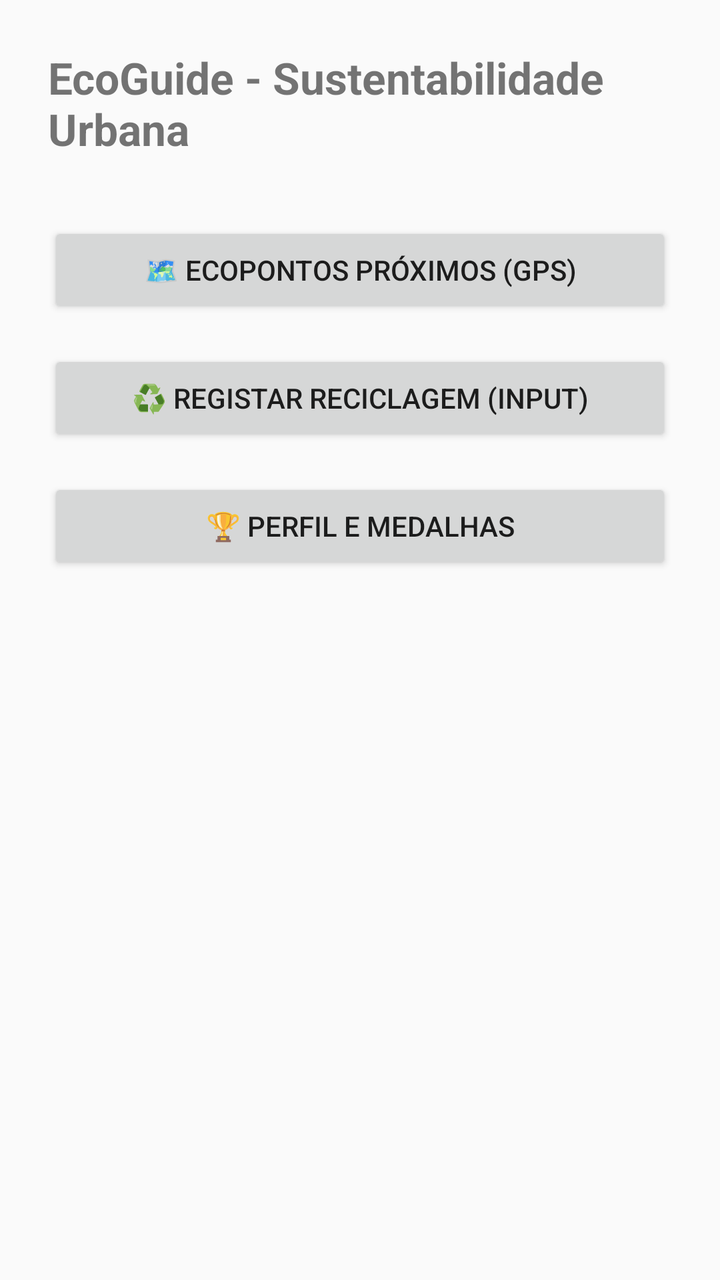
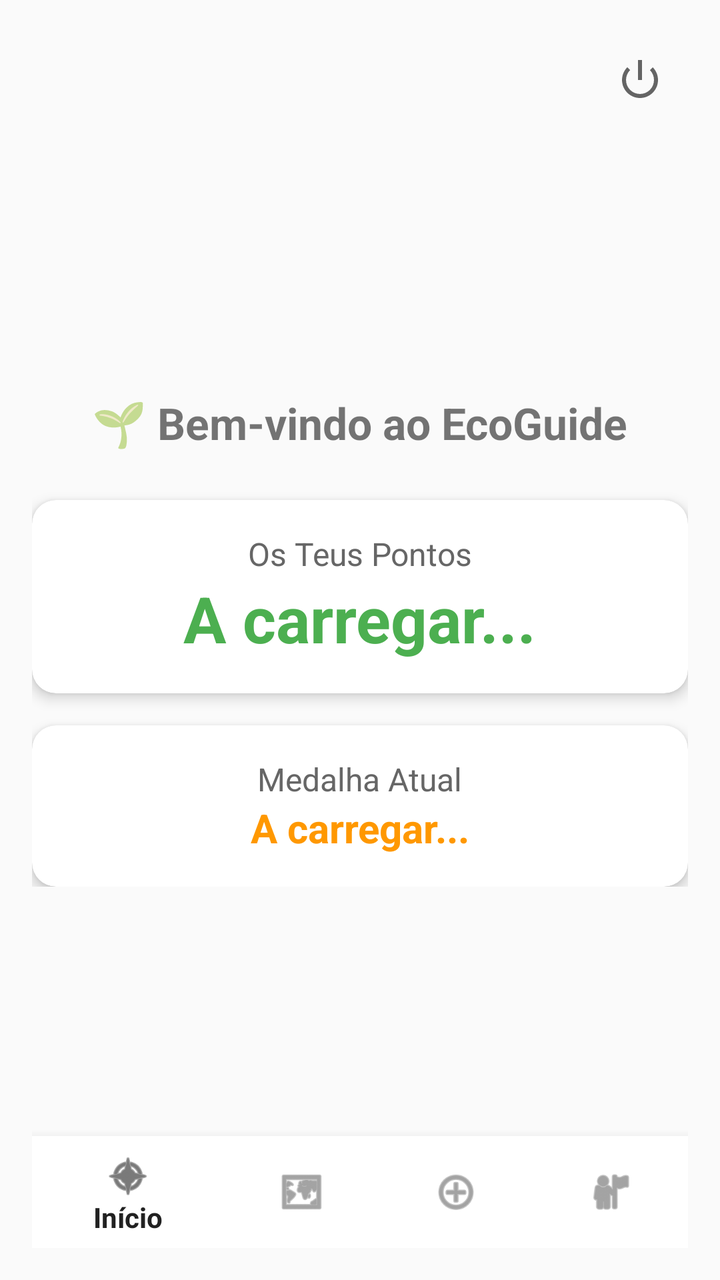

Compare the two renders of this Android layout. The source of the first and the diff that turns it into the second are given below.
<!-- AndroidManifest.xml: application theme Theme.AppCompat.Light.DarkActionBar -->
<!-- res/layout/activity_main.xml -->
<?xml version="1.0" encoding="utf-8"?>
<LinearLayout xmlns:android="http://schemas.android.com/apk/res/android"
              android:layout_width="match_parent"
              android:layout_height="match_parent"
              android:orientation="vertical"
              android:padding="24dp"
              android:gravity="center_horizontal">

    <TextView
            android:layout_width="wrap_content"
            android:layout_height="wrap_content"
            android:text="EcoGuide - Sustentabilidade Urbana"
            android:textSize="22sp"
            android:textStyle="bold"
            android:layout_marginBottom="32dp"/>

    <Button
            android:id="@+id/btnMap"
            android:layout_width="match_parent"
            android:layout_height="wrap_content"
            android:text="🗺️ Ecopontos Próximos (GPS)"
            android:layout_marginBottom="16dp"/>

    <Button
            android:id="@+id/btnRecycle"
            android:layout_width="match_parent"
            android:layout_height="wrap_content"
            android:text="♻️ Registar Reciclagem (Input)"
            android:layout_marginBottom="16dp"/>

    <Button
            android:id="@+id/btnProfile"
            android:layout_width="match_parent"
            android:layout_height="wrap_content"
            android:text="🏆 Perfil e Medalhas"/>

</LinearLayout>
<!-- resources referenced by this layout -->
<resources>

</resources>

<!-- the commit's change to res/layout/activity_main.xml (unified diff, before → after) -->
@@ -1,37 +1,109 @@
 <?xml version="1.0" encoding="utf-8"?>
-<LinearLayout xmlns:android="http://schemas.android.com/apk/res/android"
-              android:layout_width="match_parent"
-              android:layout_height="match_parent"
-              android:orientation="vertical"
-              android:padding="24dp"
-              android:gravity="center_horizontal">
+<RelativeLayout xmlns:android="http://schemas.android.com/apk/res/android"
+                xmlns:app="http://schemas.android.com/apk/res-auto"
+                android:layout_width="match_parent"
+                android:layout_height="match_parent"
+                android:padding="16dp">
 
-    <TextView
-            android:layout_width="wrap_content"
-            android:layout_height="wrap_content"
-            android:text="EcoGuide - Sustentabilidade Urbana"
-            android:textSize="22sp"
-            android:textStyle="bold"
-            android:layout_marginBottom="32dp"/>
+    
+    <ImageButton
+            android:id="@+id/btnLogout"
+            android:layout_width="48dp"
+            android:layout_height="48dp"
+            android:layout_alignParentEnd="true"
+            android:layout_alignParentTop="true"
+            android:background="?attr/selectableItemBackgroundBorderless"
+            android:src="@android:drawable/ic_lock_power_off"
+            android:contentDescription="Logout" />
 
-    <Button
-            android:id="@+id/btnMap"
+    <LinearLayout
             android:layout_width="match_parent"
             android:layout_height="wrap_content"
-            android:text="🗺️ Ecopontos Próximos (GPS)"
-            android:layout_marginBottom="16dp"/>
+            android:orientation="vertical"
+            android:gravity="center"
+            android:layout_centerInParent="true">
 
-    <Button
-            android:id="@+id/btnRecycle"
+        <TextView
+                android:id="@+id/tvWelcome"
+                android:layout_width="wrap_content"
+                android:layout_height="wrap_content"
+                android:text="🌱 Bem-vindo ao EcoGuide"
+                android:textSize="22sp"
+                android:textStyle="bold"
+                android:layout_marginBottom="24dp"/>
+
+        <androidx.cardview.widget.CardView
+                android:layout_width="match_parent"
+                android:layout_height="wrap_content"
+                app:cardCornerRadius="12dp"
+                app:cardElevation="4dp"
+                android:layout_marginBottom="16dp">
+
+            <LinearLayout
+                    android:layout_width="match_parent"
+                    android:layout_height="wrap_content"
+                    android:orientation="vertical"
+                    android:padding="16dp"
+                    android:gravity="center">
+
+                <TextView
+                        android:layout_width="wrap_content"
+                        android:layout_height="wrap_content"
+                        android:text="Os Teus Pontos"
+                        android:textSize="16sp"
+                        android:textColor="#666666"/>
+
+                <TextView
+                        android:id="@+id/tvUserPoints"
+                        android:layout_width="wrap_content"
+                        android:layout_height="wrap_content"
+                        android:text="A carregar..."
+                        android:textSize="32sp"
+                        android:textStyle="bold"
+                        android:textColor="#4CAF50"/>
+            </LinearLayout>
+        </androidx.cardview.widget.CardView>
+
+        <androidx.cardview.widget.CardView
+                android:layout_width="match_parent"
+                android:layout_height="wrap_content"
+                app:cardCornerRadius="12dp"
+                app:cardElevation="4dp">
+
+            <LinearLayout
+                    android:layout_width="match_parent"
+                    android:layout_height="wrap_content"
+                    android:orientation="vertical"
+                    android:padding="16dp"
+                    android:gravity="center">
+
+                <TextView
+                        android:layout_width="wrap_content"
+                        android:layout_height="wrap_content"
+                        android:text="Medalha Atual"
+                        android:textSize="16sp"
+                        android:textColor="#666666"/>
+
+                <TextView
+                        android:id="@+id/tvUserBadge"
+                        android:layout_width="wrap_content"
+                        android:layout_height="wrap_content"
+                        android:text="A carregar..."
+                        android:textSize="20sp"
+                        android:textStyle="bold"
+                        android:textColor="#FF9800"/>
+            </LinearLayout>
+        </androidx.cardview.widget.CardView>
+
+    </LinearLayout>
+
+    <com.google.android.material.bottomnavigation.BottomNavigationView
+            android:id="@+id/bottomNavigationView"
             android:layout_width="match_parent"
             android:layout_height="wrap_content"
-            android:text="♻️ Registar Reciclagem (Input)"
-            android:layout_marginBottom="16dp"/>
+            android:layout_alignParentBottom="true"
+            app:menu="@menu/bottom_nav_menu"
+            android:background="#FFFFFF"
+            app:elevation="8dp"/>
 
-    <Button
-            android:id="@+id/btnProfile"
-            android:layout_width="match_parent"
-            android:layout_height="wrap_content"
-            android:text="🏆 Perfil e Medalhas"/>
-
-</LinearLayout>
+</RelativeLayout>
